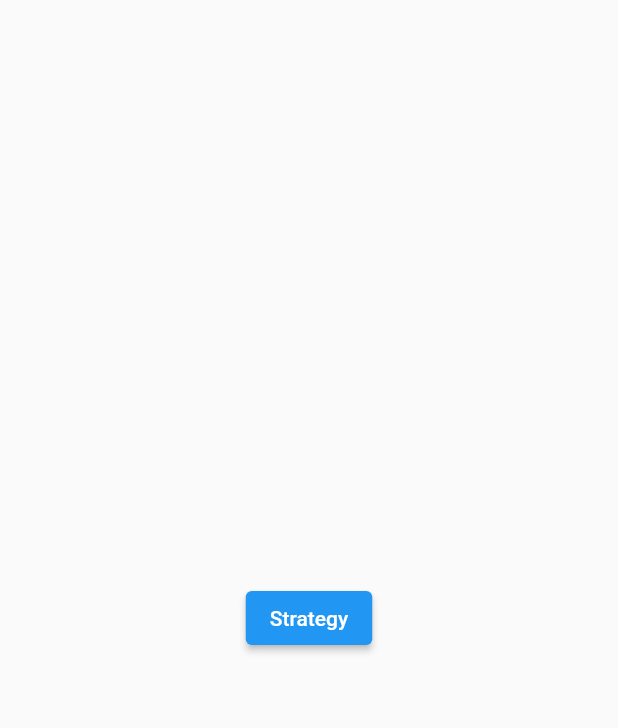
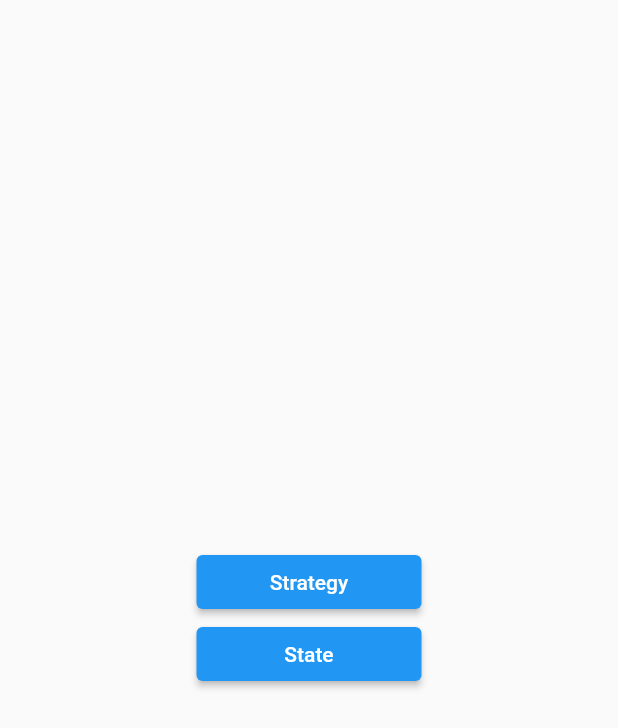
Before and after one commit to starguys/practice_design_patterns_flutter, a Flutter app: the screen it shows after launch, on a phone screen of 412 x 824 dp. Shown: the top 728 px of the screen. Run offline on Flutter 3.47's test engine with Material 2 defaults, Android fonts, the phone set to English and light mode, and no system bars; our stand-ins replace flutter_riverpod, go_router.

Commit message:
⚡️ state design patterns

```diff
--- a/lib/common/provider/routes_provider.dart
+++ b/lib/common/provider/routes_provider.dart
@@ -2,6 +2,7 @@ import 'package:flutter/material.dart';
 import 'package:flutter_riverpod/flutter_riverpod.dart';
 import 'package:go_router/go_router.dart';
 import 'package:practice_design_patterns_flutter/home/view/home_view.dart';
+import 'package:practice_design_patterns_flutter/state/view/state_view.dart';
 import 'package:practice_design_patterns_flutter/strategy/view/strategy_view.dart';
 
 final routesProvider =
@@ -22,6 +23,11 @@ class RoutesProvider extends ChangeNotifier {
                 name: StrategyView.routeName,
                 builder: (_, __) => const StrategyView(),
               ),
+              GoRoute(
+                path: 'state',
+                name: StateView.routeName,
+                builder: (_, __) => const StateView(),
+              )
             ])
       ];
 }
--- a/lib/home/view/home_view.dart
+++ b/lib/home/view/home_view.dart
@@ -2,6 +2,7 @@ import 'package:flutter/material.dart';
 import 'package:go_router/go_router.dart';
 
 import 'package:practice_design_patterns_flutter/common/layout/layout.dart';
+import 'package:practice_design_patterns_flutter/state/view/state_view.dart';
 import 'package:practice_design_patterns_flutter/strategy/view/strategy_view.dart';
 
 class HomeView extends StatelessWidget {
@@ -10,6 +11,7 @@ class HomeView extends StatelessWidget {
 
   @override
   Widget build(BuildContext context) {
+    double btnWidth = 150;
     return LayOut(
         child: SafeArea(
       child: SingleChildScrollView(
@@ -20,9 +22,20 @@ class HomeView extends StatelessWidget {
             mainAxisAlignment: MainAxisAlignment.center,
             crossAxisAlignment: CrossAxisAlignment.center,
             children: [
-              ElevatedButton(
+              SizedBox(
+                width: btnWidth,
+                child: ElevatedButton(
                   onPressed: () => context.goNamed(StrategyView.routeName),
-                  child: Text('Strategy'))
+                  child: const Text('Strategy'),
+                ),
+              ),
+              SizedBox(
+                width: btnWidth,
+                child: ElevatedButton(
+                  onPressed: () => context.goNamed(StateView.routeName),
+                  child: const Text('State'),
+                ),
+              ),
             ],
           ),
         ),
```
Also changed, not shown: lib/state/handle_state.dart (added, +19 -0 lines), lib/state/view/state_view.dart (added, +46 -0 lines).
